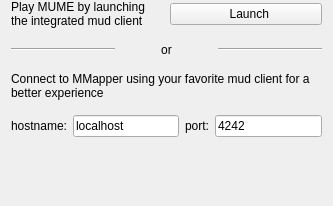
Qt form src/mainwindow/welcomewidget.ui (MUME/MMapper) before a commit.
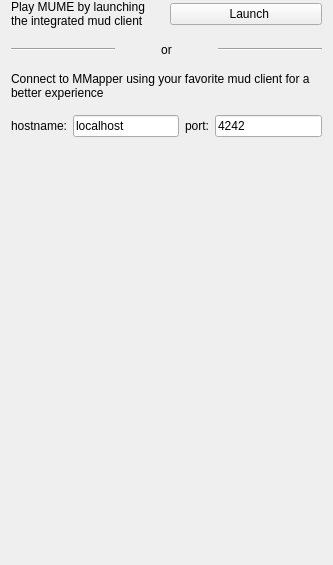
The same form after that commit. Icons and pictures are not drawn.

```diff
--- a/src/mainwindow/welcomewidget.ui
+++ b/src/mainwindow/welcomewidget.ui
@@ -2,6 +2,14 @@
 <ui version="4.0">
  <class>WelcomeWidget</class>
  <widget class="QWidget" name="WelcomeWidget">
+  <property name="geometry">
+   <rect>
+    <x>0</x>
+    <y>0</y>
+    <width>333</width>
+    <height>565</height>
+   </rect>
+  </property>
   <property name="sizePolicy">
    <sizepolicy hsizetype="Minimum" vsizetype="Minimum">
     <horstretch>0</horstretch>
```
